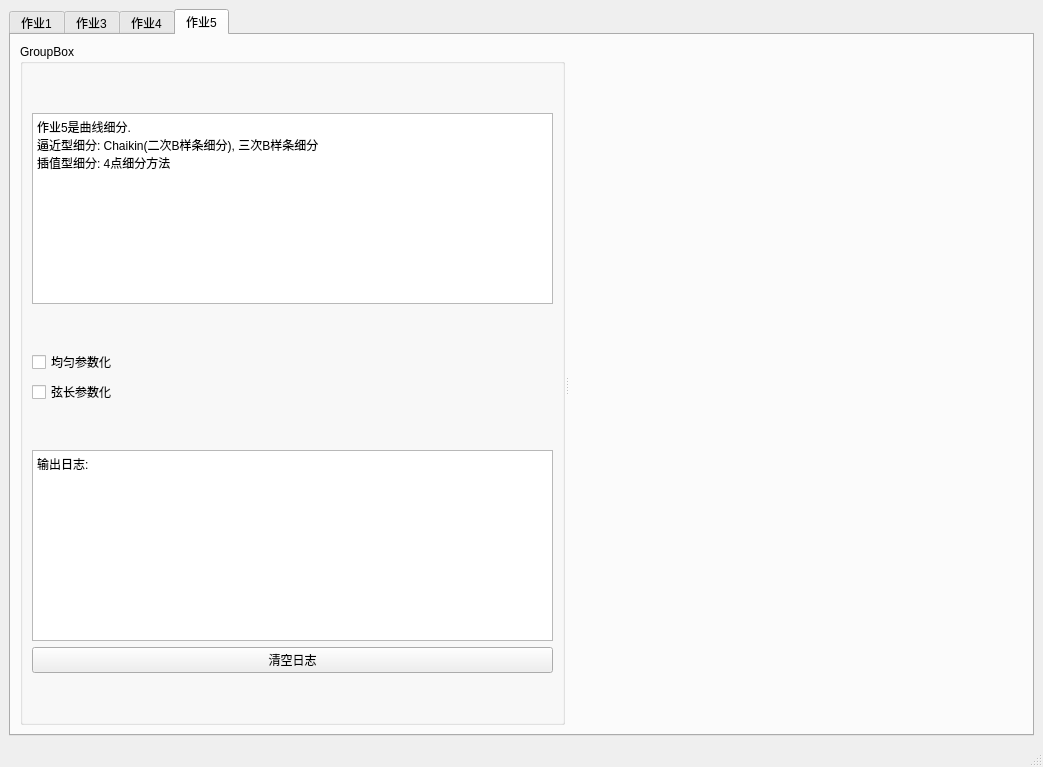
Qt form hw5/hw5/mainwindow.ui (zone-1614/games102) before a commit.
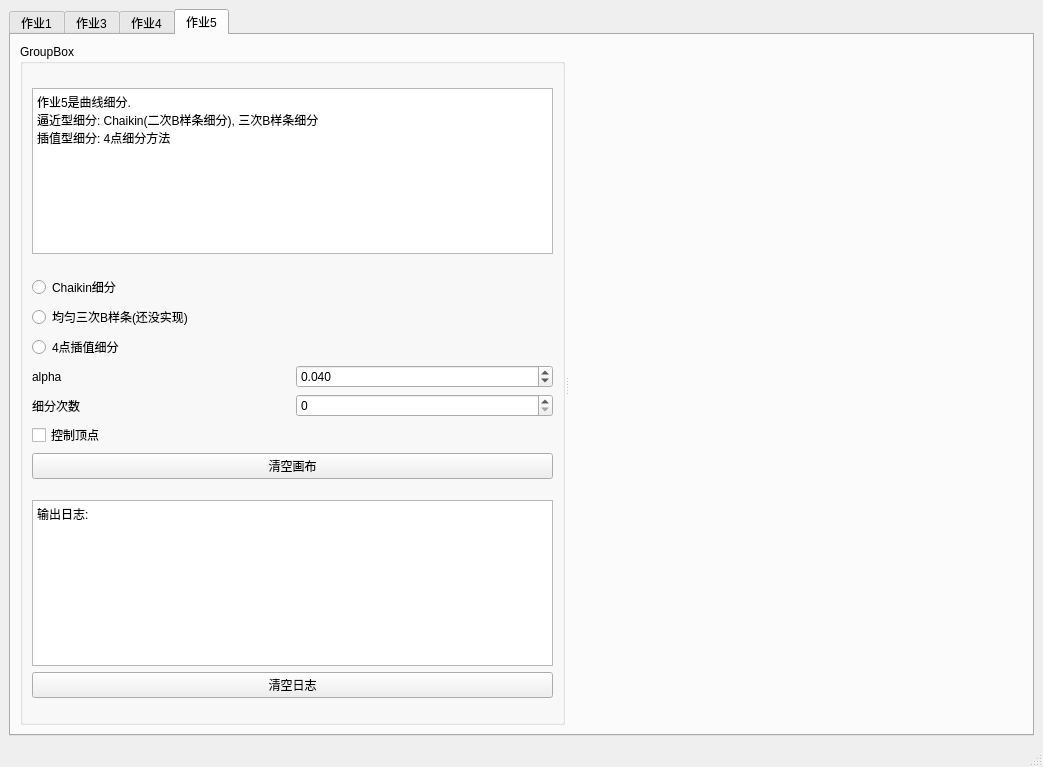
The same form after that commit. The open tabs and pages were chosen to show the change. Custom widgets are drawn as their Qt base class.

Patch:
```diff
--- a/hw5/hw5/mainwindow.ui
+++ b/hw5/hw5/mainwindow.ui
@@ -433,16 +433,85 @@
                </spacer>
               </item>
               <item>
-               <widget class="QCheckBox" name="checkBox_7">
+               <widget class="QRadioButton" name="chaikinRadio">
                 <property name="text">
-                 <string>均匀参数化</string>
+                 <string>Chaikin细分</string>
                 </property>
                </widget>
               </item>
               <item>
-               <widget class="QCheckBox" name="checkBox_8">
+               <widget class="QRadioButton" name="BRadio">
                 <property name="text">
-                 <string>弦长参数化</string>
+                 <string>均匀三次B样条(还没实现)</string>
+                </property>
+               </widget>
+              </item>
+              <item>
+               <widget class="QRadioButton" name="interpoRadio">
+                <property name="text">
+                 <string>4点插值细分</string>
+                </property>
+               </widget>
+              </item>
+              <item>
+               <layout class="QHBoxLayout" name="horizontalLayout_11">
+                <item>
+                 <widget class="QLabel" name="label_3">
+                  <property name="text">
+                   <string>alpha</string>
+                  </property>
+                 </widget>
+                </item>
+                <item>
+                 <widget class="QDoubleSpinBox" name="doubleSpinBox">
+                  <property name="decimals">
+                   <number>3</number>
+                  </property>
+                  <property name="minimum">
+                   <double>0.001000000000000</double>
+                  </property>
+                  <property name="maximum">
+                   <double>5.000000000000000</double>
+                  </property>
+                  <property name="singleStep">
+                   <double>0.010000000000000</double>
+                  </property>
+                  <property name="value">
+                   <double>0.040000000000000</double>
+                  </property>
+                 </widget>
+                </item>
+               </layout>
+              </item>
+              <item>
+               <layout class="QHBoxLayout" name="horizontalLayout_10">
+                <item>
+                 <widget class="QLabel" name="label_2">
+                  <property name="text">
+                   <string>细分次数</string>
+                  </property>
+                 </widget>
+                </item>
+                <item>
+                 <widget class="QSpinBox" name="spinBox_2">
+                  <property name="maximum">
+                   <number>10</number>
+                  </property>
+                 </widget>
+                </item>
+               </layout>
+              </item>
+              <item>
+               <widget class="QCheckBox" name="checkBox_6">
+                <property name="text">
+                 <string>控制顶点</string>
+                </property>
+               </widget>
+              </item>
+              <item>
+               <widget class="QPushButton" name="pushButton_2">
+                <property name="text">
+                 <string>清空画布</string>
                 </property>
                </widget>
               </item>
```
Left out of the diff: 4 changed lines with no effect on the pictures.
